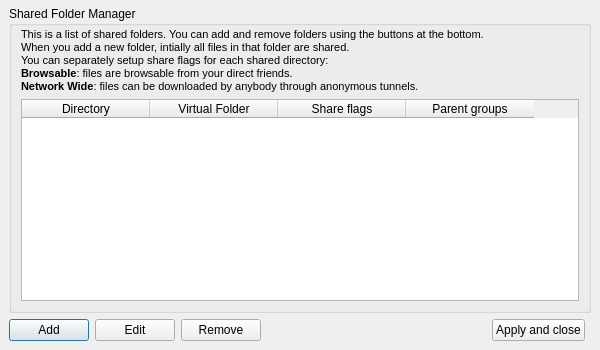
The window that retroshare-gui/src/gui/ShareManager.ui (RetroShare/RetroShare) describes before a commit, drawn with Qt 5.
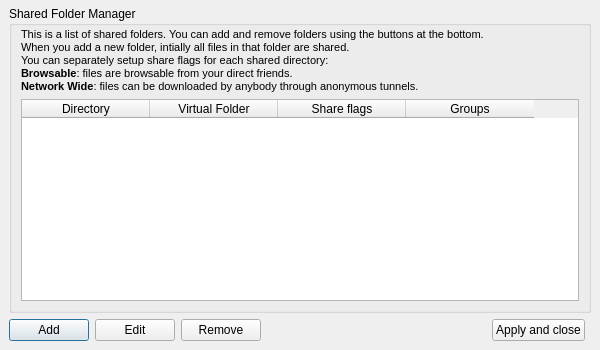
The same window after the commit. Icons and pictures are not drawn. Custom widgets are drawn as their Qt base class.

Commit message: patch from Henry Morgan to fix some strings

Patch:
```diff
--- a/retroshare-gui/src/gui/ShareManager.ui
+++ b/retroshare-gui/src/gui/ShareManager.ui
@@ -125,7 +125,7 @@
            </column>
            <column>
             <property name="text">
-             <string>Parent groups</string>
+             <string>Groups</string>
             </property>
             <property name="toolTip">
              <string comment="If checked, the share is browsable by your friends"/>
```
The commit also changes 2 other files.
